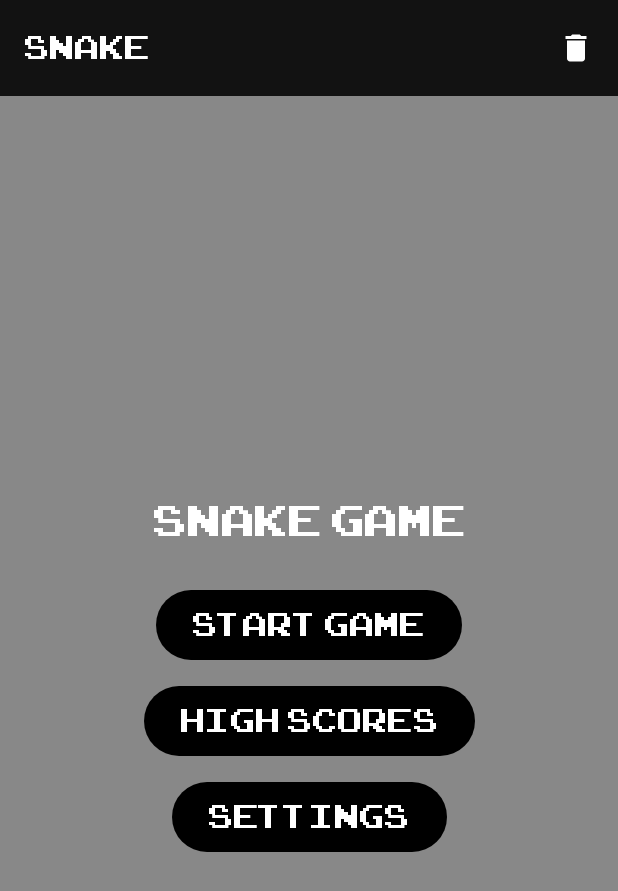
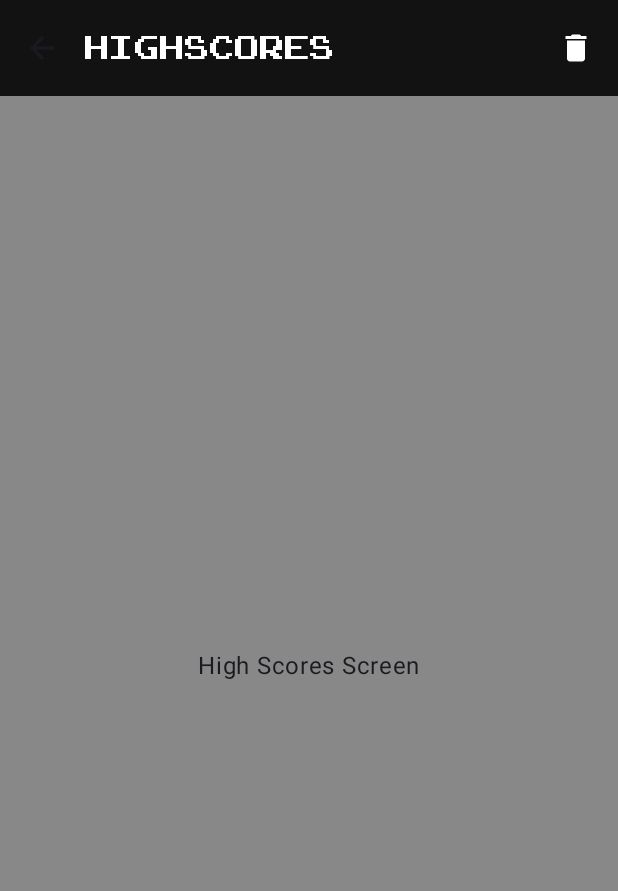
Before and after one commit to VencelKocsis/Snake, an Android app built with Jetpack Compose: the composable MainNavScreen shown on its own in the app's theme, after a tap on "High Scores", on a phone screen of 412 x 824 dp. Shown: the top 891 px of the screen. Run offline under Robolectric (Android 15) with nearby library versions, the phone set to English and light mode, and no system bars; our stand-ins replace livedata-compose.

Commit message:
HighScoresScreen

```diff
--- a/app/src/main/java/hu/bme/aut/android/snake/feature/highscores/HighScoresScreen.kt
+++ b/app/src/main/java/hu/bme/aut/android/snake/feature/highscores/HighScoresScreen.kt
@@ -1,4 +1,24 @@
 package hu.bme.aut.android.snake.feature.highscores
 
-class HighScoresScreen {
+import androidx.compose.foundation.background
+import androidx.compose.foundation.layout.Arrangement
+import androidx.compose.foundation.layout.Column
+import androidx.compose.foundation.layout.fillMaxSize
+import androidx.compose.material3.Text
+import androidx.compose.runtime.Composable
+import androidx.compose.ui.Alignment
+import androidx.compose.ui.Modifier
+import androidx.compose.ui.graphics.Color
+
+@Composable
+fun HighScoresScreen() {
+    Column(
+        Modifier
+            .fillMaxSize()
+            .background(Color.Gray),
+        horizontalAlignment = Alignment.CenterHorizontally,
+        verticalArrangement = Arrangement.Center
+    ) {
+        Text(text = "High Scores Screen")
+    }
 }
--- a/app/src/main/java/hu/bme/aut/android/snake/navigation/NavGraph.kt
+++ b/app/src/main/java/hu/bme/aut/android/snake/navigation/NavGraph.kt
@@ -7,6 +7,7 @@ import androidx.navigation.NavHostController
 import androidx.navigation.compose.NavHost
 import androidx.navigation.compose.composable
 import androidx.navigation.compose.rememberNavController
+import hu.bme.aut.android.snake.feature.highscores.HighScoresScreen
 import hu.bme.aut.android.snake.feature.main.MainScreen
 import hu.bme.aut.android.snake.feature.main.MainViewModel
 import hu.bme.aut.android.snake.feature.settings.SettingsScreen
@@ -34,6 +35,11 @@ fun NavGraph(
         }
 
         //highscores
+        composable("highscores") {
+            mainViewModel.updateTitle("Highscores", true)
+            mainViewModel.setNavigationAction { navController.navigate("mainscreen") }
+            HighScoresScreen()
+        }
 
         //settings
         composable("settings") {
```
